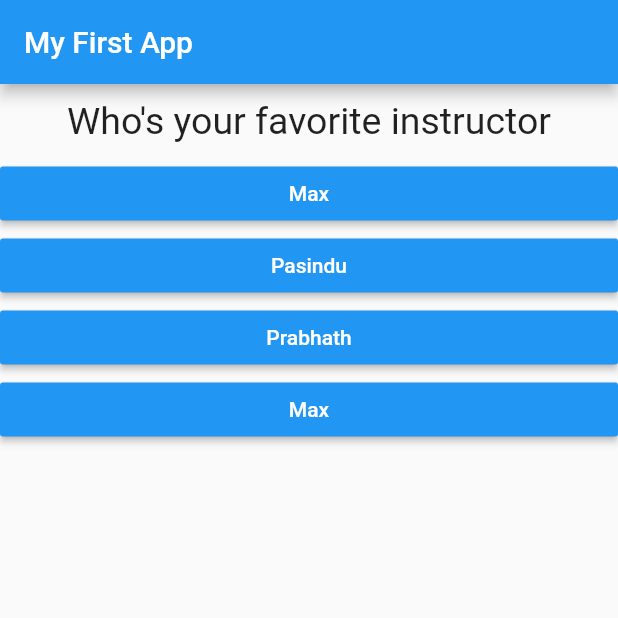
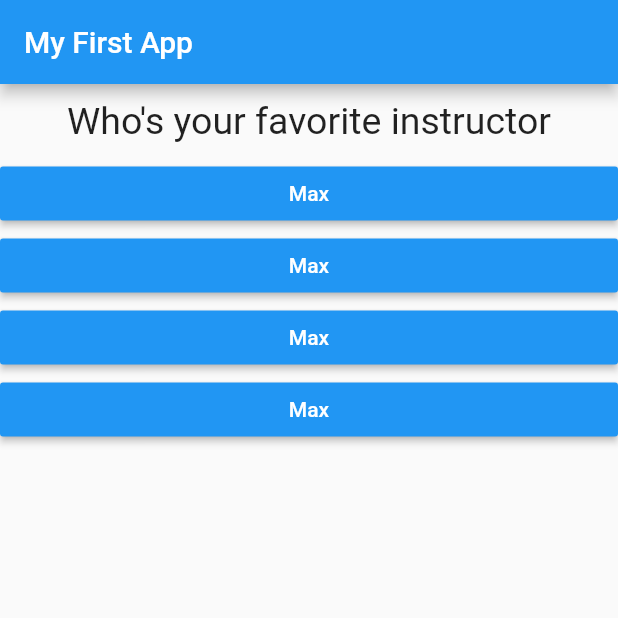
Before and after one commit to pasinduPrabhath/flutter_complete_guide, a Flutter app: the screen it shows after launch, after a tap on "Black", after a tap on "Rabbit", on a phone screen of 412 x 824 dp, the top half of it. Run offline on Flutter 3.47's test engine with Material 2 defaults, Android fonts, the phone set to English and light mode, and no system bars.

Commit message:
v2 Final

```diff
--- a/lib/main.dart
+++ b/lib/main.dart
@@ -1,6 +1,6 @@
 import 'package:flutter/material.dart';
-import './question.dart';
-import './answer.dart';
+import './result.dart';
+import './quiz.dart';
 
 void main() {
   runApp(MyApp());
@@ -14,48 +14,66 @@ class MyApp extends StatefulWidget {
 }
 
 class _MyAppState extends State<MyApp> {
+  final _questions = const [
+    {
+      'questionText': 'What\'s your favorite color?',
+      'answers': [
+        {'text': 'Black', 'score': 10},
+        {'text': 'Red', 'score': 5},
+        {'text': 'Green', 'score': 3},
+        {'text': 'White', 'score': 1},
+      ],
+    },
+    {
+      'questionText': 'What\'s your favorite animal?',
+      'answers': [
+        {'text': 'Elephant', 'score': 3},
+        {'text': 'Rabbit', 'score': 4},
+        {'text': 'Snake', 'score': 5},
+        {'text': 'Lion', 'score': 2},
+      ],
+    },
+    {
+      'questionText': 'Who\'s your favorite instructor',
+      'answers': [
+        {'text': 'Max', 'score': 3},
+        {'text': 'Max', 'score': 4},
+        {'text': 'Max', 'score': 5},
+        {'text': 'Max', 'score': 2},
+      ],
+    }
+  ];
   var _questionIndex = 0;
+  var _totalScore = 0;
 
-  void _answerQuestion() {
+  void _resetQuiz() {
+    setState(() {
+      _questionIndex = 0;
+      _totalScore = 0;
+    });
+  }
+
+  void _answerQuestion(int score) {
+    _totalScore += score;
     setState(() {
       _questionIndex++;
     });
-
-    print(_questionIndex);
   }
 
   @override
   Widget build(BuildContext context) {
-    var questions = [
-      {
-        'questionText': 'What\'s your favorite color?',
-        'answers': ['Black', 'Red', 'Green', 'White'],
-      },
-      {
-        'questionText': 'What\'s your favorite animal?',
-        'answers': ['Elephant', 'Rabbit', 'Snake', 'Lion'],
-      },
-      {
-        'questionText': 'Who\'s your favorite instructor',
-        'answers': ['Max', 'Pasindu', 'Prabhath', 'Max'],
-      },
-    ];
     return MaterialApp(
       home: Scaffold(
         appBar: AppBar(
           title: Text('My First App'),
         ),
-        body: Column(
-          children: [
-            Question(
-              questions[_questionIndex]['questionText'] as String,
-            ),
-            ...(questions[_questionIndex]['answers'] as List<String>)
-                .map((answer) {
-              return Answer(_answerQuestion, answer);
-            }).toList()
-          ],
-        ),
+        body: _questionIndex < _questions.length
+            ? Quiz(
+                answerQuestion: _answerQuestion,
+                questionIndex: _questionIndex,
+                questions: _questions,
+              )
+            : Result(_totalScore, _resetQuiz),
       ),
     );
   }
--- /dev/null
+++ b/lib/quiz.dart
@@ -0,0 +1,30 @@
+import 'package:flutter/material.dart';
+import './answer.dart';
+import './question.dart';
+
+class Quiz extends StatelessWidget {
+  final List<Map<String, Object>> questions;
+  final int questionIndex;
+  final Function answerQuestion;
+
+  Quiz({
+    @required this.questions,
+    @required this.answerQuestion,
+    @required this.questionIndex,
+  });
+
+  @override
+  Widget build(BuildContext context) {
+    return Column(
+      children: [
+        Question(
+          questions[questionIndex]['questionText'],
+        ),
+        ...(questions[questionIndex]['answers'] as List<Map<String, Object>>)
+            .map((answer) {
+          return Answer(() => answerQuestion(answer['score']), answer['text']);
+        }).toList()
+      ],
+    );
+  }
+}
--- a/pubspec.yaml
+++ b/pubspec.yaml
@@ -18,7 +18,7 @@ publish_to: 'none' # Remove this line if you wish to publish to pub.dev
 version: 1.0.0+1
 
 environment:
-  sdk: ">=2.17.1 <3.0.0"
+  sdk: ">=2.11.0 <3.0.0"
 
 # Dependencies specify other packages that your package needs in order to work.
 # To automatically upgrade your package dependencies to the latest versions
```
Also changed, not shown: lib/result.dart (added, +42 -0 lines), pubspec.lock.
